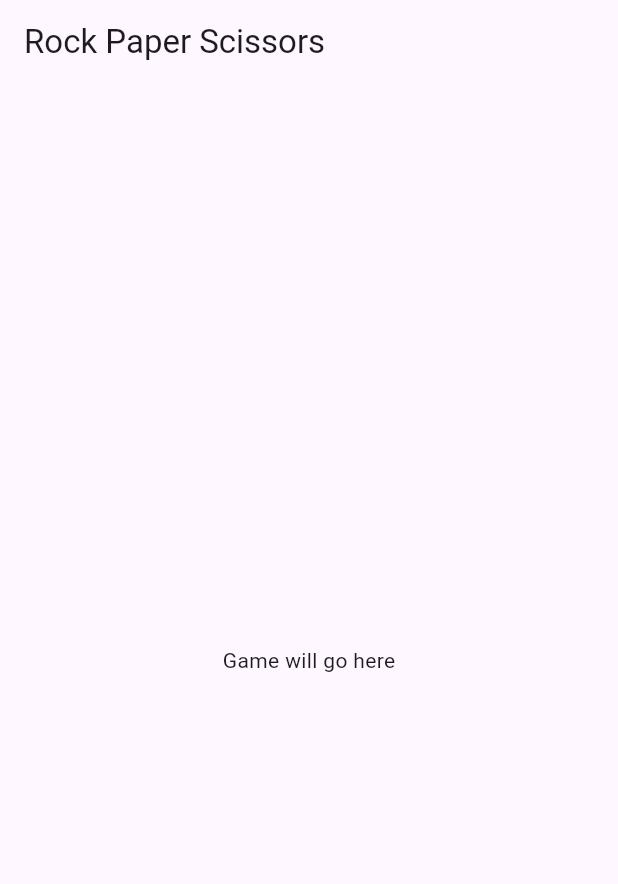
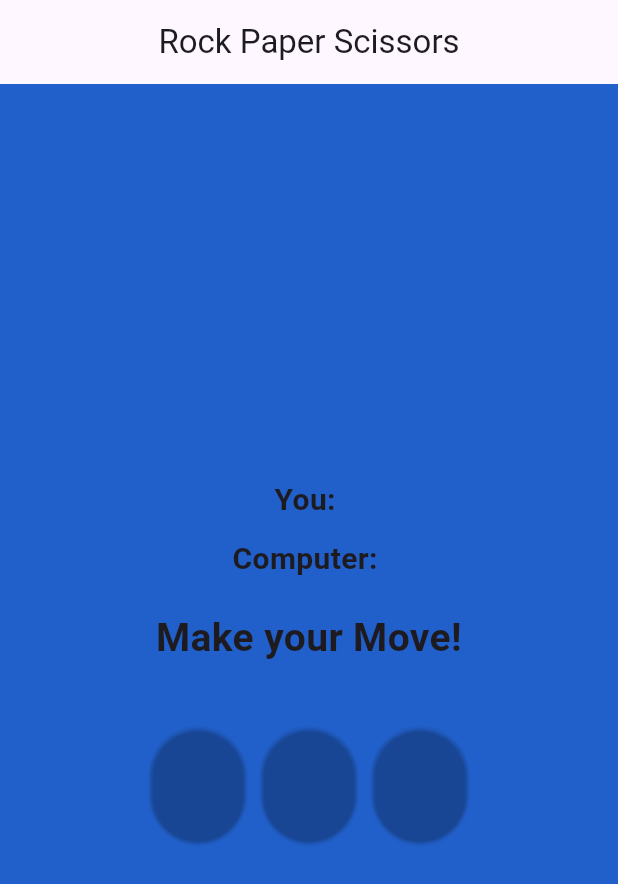
Before and after one commit to kamel404/rpsGame, a Flutter app: the screen it shows after launch, on a phone screen of 412 x 824 dp. Shown: the top 884 px of the screen. Run offline on Flutter 3.47's test engine with Material 3 defaults, Android fonts, the phone set to English and light mode, and no system bars; missing offline and left inert: flutter_emoji.

Commit message:
Implemented Functions and most of UI

```diff
--- a/lib/main.dart
+++ b/lib/main.dart
@@ -1,26 +1,160 @@
+// ignore_for_file: unused_field, unused_local_variable, unused_element
+
 import 'package:flutter/material.dart';
+import 'dart:math';
+
+import 'package:flutter_emoji/flutter_emoji.dart';
 
 void main() {
-  runApp(const MyApp());
+  runApp(const MaterialApp(debugShowCheckedModeBanner: false, home: RPSGame()));
 }
 
-class MyApp extends StatelessWidget {
-  const MyApp({super.key});
+// Choices of possible moves
+enum Move { rock, paper, scissors }
 
-  @override
-  Widget build(BuildContext context) {
-    return MaterialApp(title: 'RPS Game', home: RPSGame());
+// Fucntion to get the result(outcome) of the game
+String getOutcome(Move player, Move computer) {
+  if (player == computer) return "It's a tie!";
+  if ((player == Move.rock && computer == Move.scissors) ||
+      (player == Move.scissors && computer == Move.paper) ||
+      (player == Move.paper && computer == Move.rock)) {
+    return "You win!";
+  } else {
+    return "You Lose!";
   }
 }
 
-class RPSGame extends StatelessWidget {
+// Function to get random move from Computer
+Move getRandomMove() {
+  return Move.values[Random().nextInt(3)];
+}
+
+class RPSGame extends StatefulWidget {
   const RPSGame({super.key});
+
+  @override
+  State<RPSGame> createState() => _RPSGameState();
+}
+
+class _RPSGameState extends State<RPSGame> {
+  Move? _playerMove;
+  Move? _computerMove;
+  String _resultMessage = 'Make your Move!';
+  final String _playerName = 'You';
+  final String _computerName = 'Computer';
+  var paper = Emoji('paper', '🖐️');
+  var rock = Emoji('rock', '✊');
+  var scissors = Emoji('scissors', '✌');
+  var tie = Emoji('tie', '🤝');
+  var win = Emoji('win', '🥳');
+  var lose = Emoji('lose', '🥺');
+  var question = Emoji('question', '❓');
+
+  // Fucntion to when he click a choice
+  void playGame(Move playerChoice) {
+    final computerChoice = getRandomMove();
+    final outcome = getOutcome(playerChoice, computerChoice);
+
+    setState(() {
+      _playerMove = playerChoice;
+      _computerMove = computerChoice;
+      _resultMessage = outcome;
+    });
+  }
+
+  // Fucntion to reset the game
+  void _resetGame() {
+    setState(() {
+      _playerMove = null;
+      _computerMove = null;
+      _resultMessage = 'Make your Move!';
+    });
+  }
 
   @override
   Widget build(BuildContext context) {
     return Scaffold(
-      appBar: AppBar(title: const Text('Rock Paper Scissors')),
-      body: const Center(child: Text("Game will go here")),
+      appBar: AppBar(
+        title: const Text('Rock Paper Scissors'),
+        centerTitle: true,
+      ),
+      body: Container(
+        decoration: BoxDecoration(color: Color.fromRGBO(33, 96, 203, 1)),
+        child: Center(
+          child: Padding(
+            padding: const EdgeInsets.all(25),
+            child: Column(
+              mainAxisAlignment: MainAxisAlignment.center,
+              children: [
+                Text(
+                  '$_playerName: ${_playerMove?.name ?? question.code}',
+                  style: TextStyle(fontSize: 20, fontWeight: FontWeight.bold),
+                ),
+                SizedBox(height: 10),
+                Text(
+                  '$_computerName: ${_computerMove?.name ?? question.code}',
+                  style: TextStyle(fontSize: 20, fontWeight: FontWeight.bold),
+                ),
+                SizedBox(height: 20),
+                Text(
+                  _resultMessage,
+                  style: TextStyle(fontSize: 26, fontWeight: FontWeight.bold),
+                  textAlign: TextAlign.center,
+                ),
+                SizedBox(height: 40),
+                // Buttons for the moves
+                Row(
+                  mainAxisAlignment: MainAxisAlignment.center,
+                  children: [
+                    ElevatedButton(
+                      onPressed: () => playGame(Move.rock),
+                      style: ElevatedButton.styleFrom(
+                        backgroundColor: Color(0x00000000),
+                        foregroundColor: Colors.black,
+                        padding: EdgeInsets.symmetric(
+                          vertical: 10,
+                          horizontal: 20,
+                        ),
+                      ),
+                      child: Text(rock.code, style: TextStyle(fontSize: 40)),
+                    ),
+                    SizedBox(width: 10),
+                    ElevatedButton(
+                      onPressed: () => playGame(Move.paper),
+                      style: ElevatedButton.styleFrom(
+                        backgroundColor: Color(0x00000000),
+                        foregroundColor: Colors.black,
+                        padding: EdgeInsets.symmetric(
+                          vertical: 10,
+                          horizontal: 20,
+                        ),
+                      ),
+                      child: Text(paper.code, style: TextStyle(fontSize: 40)),
+                    ),
+                    SizedBox(width: 10),
+                    ElevatedButton(
+                      onPressed: () => playGame(Move.scissors),
+                      style: ElevatedButton.styleFrom(
+                        backgroundColor: Color(0x00000000),
+                        foregroundColor: Colors.black,
+                        padding: EdgeInsets.symmetric(
+                          vertical: 10,
+                          horizontal: 20,
+                        ),
+                      ),
+                      child: Text(
+                        scissors.code,
+                        style: TextStyle(fontSize: 40),
+                      ),
+                    ),
+                    SizedBox(height: 40),
+                  ],
+                ),
+              ],
+            ),
+          ),
+        ),
+      ),
     );
   }
 }
--- a/pubspec.yaml
+++ b/pubspec.yaml
@@ -34,6 +34,7 @@ dependencies:
   # The following adds the Cupertino Icons font to your application.
   # Use with the CupertinoIcons class for iOS style icons.
   cupertino_icons: ^1.0.8
+  flutter_emoji: ^2.5.1
 
 dev_dependencies:
   flutter_test:
```
Also changed, not shown: pubspec.lock.
